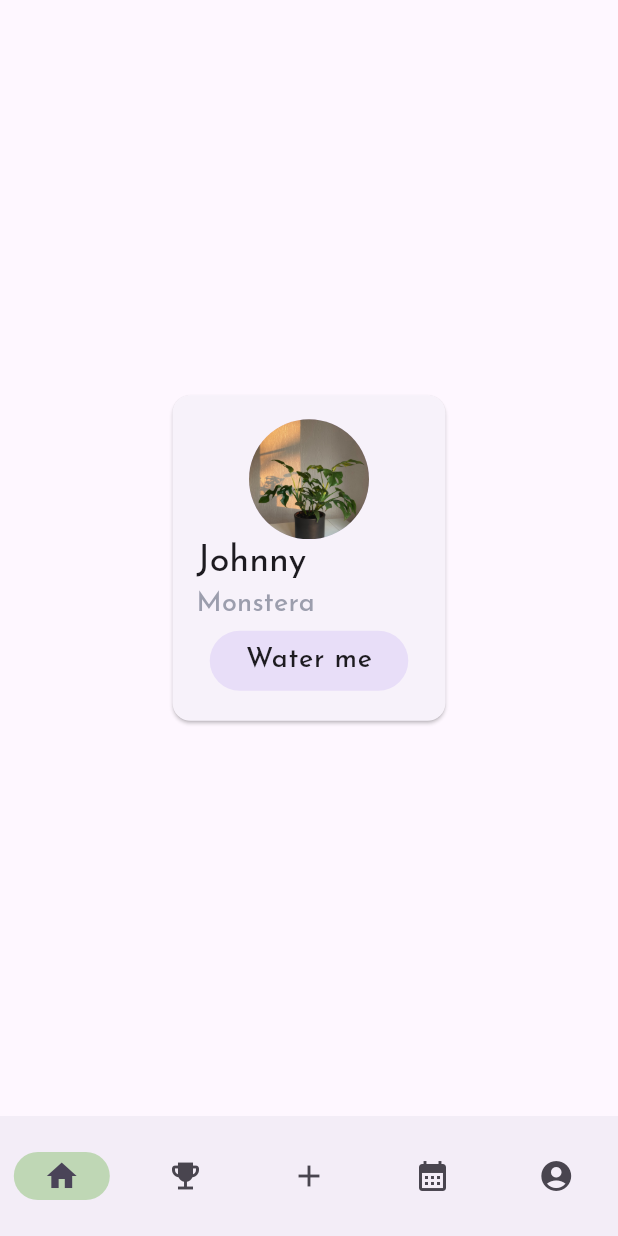
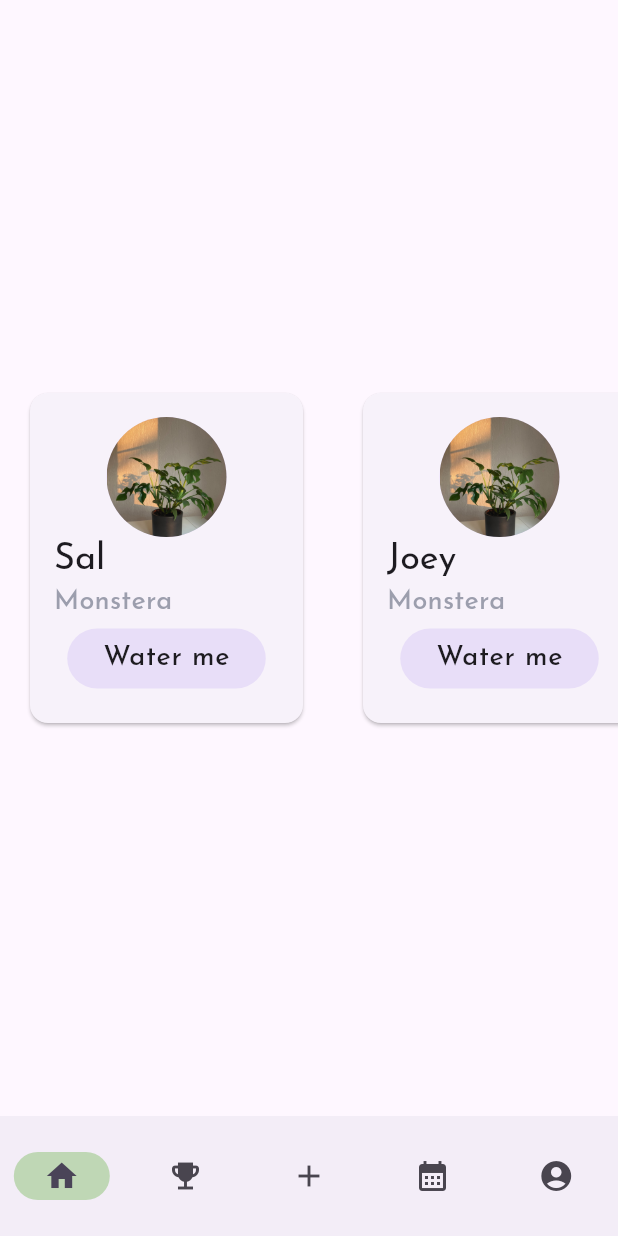
Before and after one commit to vanhalenar/plantapp, a Flutter app: the screen it shows after launch, on a phone screen of 412 x 824 dp. Run offline on Flutter 3.47's test engine with Material 2 defaults, Android fonts, the phone set to English and light mode, and no system bars; our stand-ins replace google_fonts.

Commit message:
added homepage data loading from json

```diff
--- /dev/null
+++ b/lib/controller/collection_controller.dart
@@ -0,0 +1,22 @@
+import 'dart:convert';
+import 'package:flutter/services.dart';
+import 'package:plantapp/model/collection_model.dart';
+
+class CollectionController {
+  List<Plant> _plants = [];
+
+  List<Plant> get plants => _plants;
+
+  Future<void> loadPlantsFromAsset() async {
+    try {
+      final String data =
+          await rootBundle.loadString('assets/plantCollection.json');
+      final List<dynamic> jsonData = json.decode(data);
+      _plants = jsonData.map((e) => Plant.fromJson(e)).toList();
+    } catch (e) {
+      // Handle errors or exceptions
+      // ignore: avoid_print
+      print('Error loading data: $e');
+    }
+  }
+}
--- a/lib/homepage.dart
+++ b/lib/homepage.dart
@@ -1,8 +1,14 @@
 import 'package:flutter/material.dart';
+import 'controller/collection_controller.dart';
 
-class HomePage extends StatelessWidget {
+class HomePage extends StatefulWidget {
   const HomePage({super.key});
 
+  @override
+  State<HomePage> createState() => _HomePageState();
+}
+
+class _HomePageState extends State<HomePage> {
   @override
   Widget build(BuildContext context) {
     return const Scaffold(
@@ -11,13 +17,36 @@ class HomePage extends StatelessWidget {
   }
 }
 
-class PlantCard extends StatelessWidget {
+class PlantCard extends StatefulWidget {
   const PlantCard({super.key});
+
+  @override
+  State<PlantCard> createState() => _PlantCardState();
+}
+
+class _PlantCardState extends State<PlantCard> {
+  var controller = CollectionController();
+
+  Future<void> loadScreen() async {
+    await controller.loadPlantsFromAsset();
+    setState(() {});
+  }
+
+  @override
+  void initState() {
+    loadScreen();
+    super.initState();
+  }
 
   @override
   Widget build(BuildContext context) {
     return Center(
-      child: Card(
+      child: SizedBox(
+        height: 260,
+        child: ListView.builder(
+          scrollDirection: Axis.horizontal,
+          itemBuilder: (context, index) {
+            return Card(
               margin: const EdgeInsets.all(20),
               child: Padding(
                 padding: const EdgeInsets.all(16),
@@ -27,13 +56,14 @@ class PlantCard extends StatelessWidget {
                     mainAxisSize: MainAxisSize.min,
                     children: [
                       const CircleAvatar(
-                  backgroundImage: AssetImage('assets/images/monstera.jpg'),
+                        backgroundImage:
+                            AssetImage('assets/images/monstera.jpg'),
                         radius: 40,
                       ),
                       Align(
                         alignment: Alignment.centerLeft,
                         child: Text(
-                    "Johnny",
+                          controller.plants[index].nickname,
                           style: Theme.of(context).textTheme.titleLarge,
                         ),
                       ),
@@ -54,9 +84,13 @@ class PlantCard extends StatelessWidget {
                   ),
                 ),
               ),
+            );
+          },
+          itemCount: controller.plants.length,
+        ),
       ),
     );
   }
+}
 
 void onpressed() {}
-}
--- /dev/null
+++ b/lib/model/collection_model.dart
@@ -0,0 +1,20 @@
+class Plant {
+  int databaseId;
+  String nickname;
+  int needWater;
+  int needFertilizer;
+
+  Plant(
+      {required this.databaseId,
+      required this.nickname,
+      required this.needWater,
+      required this.needFertilizer});
+
+  factory Plant.fromJson(Map<String, dynamic> json) {
+    return Plant(
+        databaseId: json["databaseId"],
+        nickname: json["nickname"],
+        needWater: json["needWater"],
+        needFertilizer: json["needFertilizer"]);
+  }
+}
--- a/pubspec.yaml
+++ b/pubspec.yaml
@@ -61,6 +61,7 @@ flutter:
   assets:
     - assets/images/
     - assets/plantDatabase.json
+    - assets/plantCollection.json
 
   # To add assets to your application, add an assets section, like this:
   # assets:
```
Also changed, not shown: assets/plantCollection.json (added, +29 -0 lines). Lines whose indentation alone changed are shown as unchanged.
